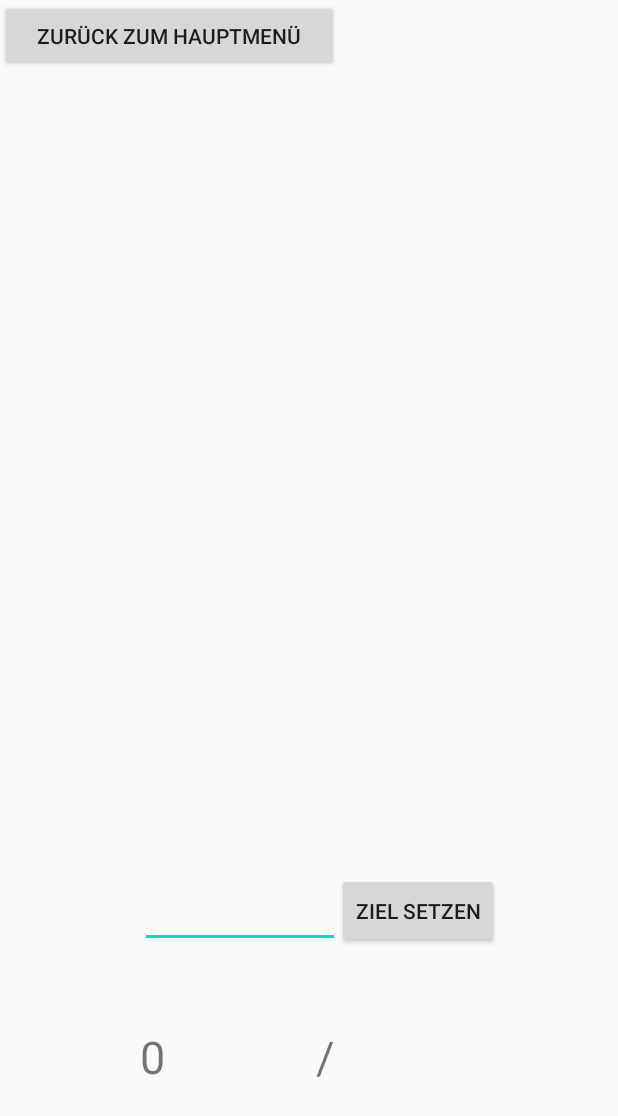
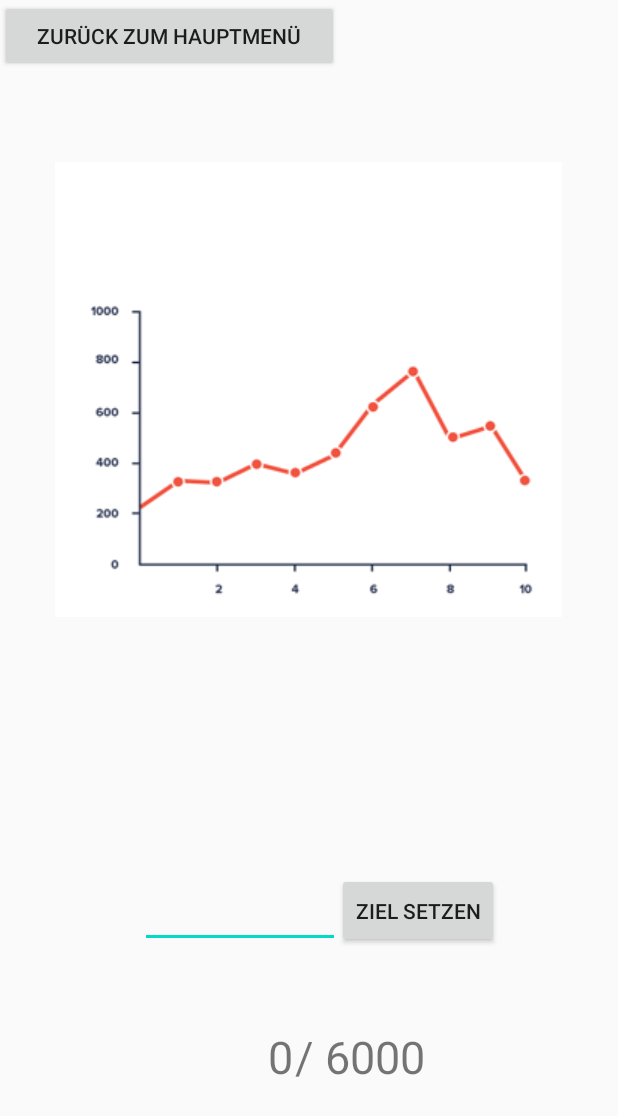
Before and after one commit to ssWotex/healthierYou2, an Android app: the StepCounterActivity screen opened directly, with no data from a screen before it, on a phone screen of 412 x 824 dp. Shown: the top 1116 px of the screen. Run offline under Robolectric (Android 15) with nearby library versions, the phone set to English and light mode, and no system bars.

Commit message:
dasmdna falösdfhöasdfasdf sdfsf

```diff
--- a/app/src/main/res/layout/activity_questionmark.xml
+++ b/app/src/main/res/layout/activity_questionmark.xml
@@ -35,7 +35,7 @@
         android:layout_width="335dp"
         android:layout_height="93dp"
         android:layout_marginTop="188dp"
-        android:text="LoremIpsum"
+        android:text="Beim Sprint test kann man seinen Sprint auf eine angegebene Anzahl meter testen und das Resultat danach über Whatsapp teilen"
         android:textSize="20dp"
         app:layout_constraintEnd_toEndOf="parent"
         app:layout_constraintStart_toStartOf="parent"
@@ -46,7 +46,7 @@
         android:layout_width="335dp"
         android:layout_height="93dp"
         android:layout_marginTop="376dp"
-        android:text="LoremIpsum"
+        android:text="Beim MapMyRun kann man eine Route rennen, der Start und endpunkt werden mit marker auf der Map angezeigt und eine Luftlinie mit distanz wird berechnet"
         android:textSize="20dp"
         app:layout_constraintEnd_toEndOf="parent"
         app:layout_constraintStart_toStartOf="parent"
@@ -57,7 +57,7 @@
         android:layout_width="335dp"
         android:layout_height="93dp"
         android:layout_marginTop="556dp"
-        android:text="LoremIpsum"
+        android:text="Beim Stepcounter kann man ein Ziel eingeben und bei jedem Schritt wird die Zahl erhöht bis man das Ziel erreicht"
         android:textSize="20dp"
         app:layout_constraintEnd_toEndOf="parent"
         app:layout_constraintStart_toStartOf="parent"
--- a/app/src/main/res/layout/activity_step_counter.xml
+++ b/app/src/main/res/layout/activity_step_counter.xml
@@ -18,10 +18,11 @@
         android:layout_height="40dp"
         android:layout_marginBottom="100dp"
         android:text="0"
+        android:textAlignment="textEnd"
         android:textSize="30sp"
         app:layout_constraintBottom_toBottomOf="parent"
         app:layout_constraintEnd_toEndOf="parent"
-        app:layout_constraintHorizontal_bias="0.316"
+        app:layout_constraintHorizontal_bias="0.267"
         app:layout_constraintStart_toStartOf="parent" />
 
     <TextView
@@ -29,11 +30,11 @@
         android:layout_width="134dp"
         android:layout_height="40dp"
         android:layout_marginBottom="100dp"
-        android:text="/ "
+        android:text="/ 6000"
         android:textSize="30sp"
         app:layout_constraintBottom_toBottomOf="parent"
         app:layout_constraintEnd_toEndOf="parent"
-        app:layout_constraintHorizontal_bias="0.758"
+        app:layout_constraintHorizontal_bias="0.707"
         app:layout_constraintStart_toStartOf="parent" />
 
     <Button
@@ -59,4 +60,15 @@
         app:layout_constraintHorizontal_bias="0.334"
         app:layout_constraintStart_toStartOf="parent" />
 
+    <ImageView
+        android:id="@+id/imageView4"
+        android:layout_width="wrap_content"
+        android:layout_height="wrap_content"
+        android:layout_marginTop="108dp"
+        app:layout_constraintEnd_toEndOf="parent"
+        app:layout_constraintHorizontal_bias="0.493"
+        app:layout_constraintStart_toStartOf="parent"
+        app:layout_constraintTop_toTopOf="parent"
+        app:srcCompat="@drawable/graph" />
+
 </androidx.constraintlayout.widget.ConstraintLayout>
```
Also changed, not shown: app/src/main/res/drawable/graph.png (added).
